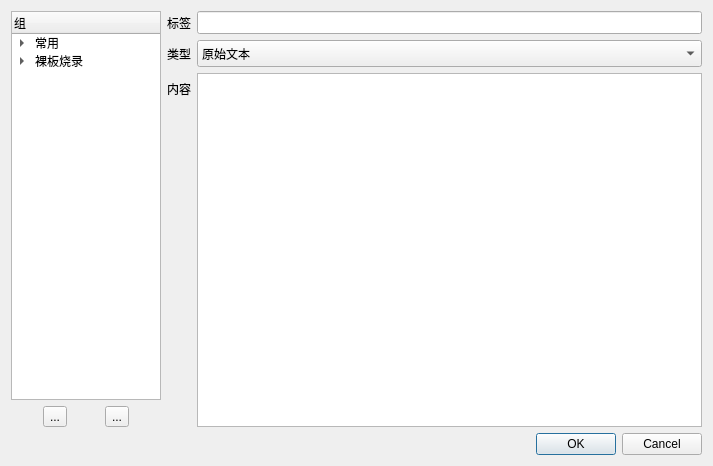
The window that hterm/ui/quick.ui (lbhzy/hterm) describes before a commit, drawn with Qt 5.
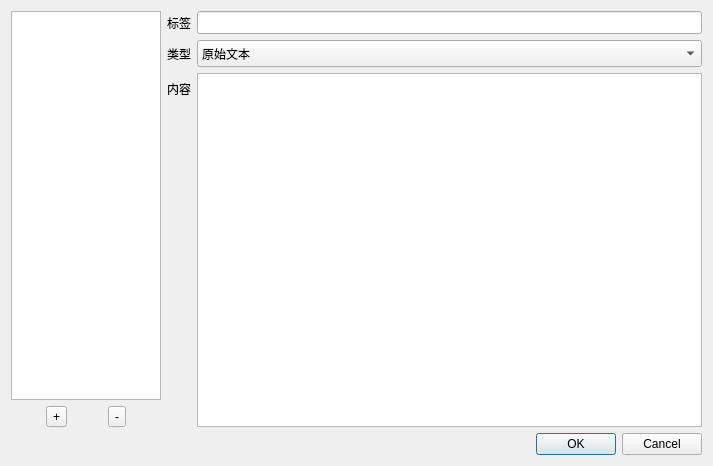
The same window after the commit.

Commit message: 快捷命令模块完善

```diff
--- a/hterm/ui/quick.ui
+++ b/hterm/ui/quick.ui
@@ -19,7 +19,7 @@
      <item>
       <layout class="QVBoxLayout" name="verticalLayout_2">
        <item>
-        <widget class="QTreeWidget" name="treeWidget">
+        <widget class="QListWidget" name="listWidget">
          <property name="sizePolicy">
           <sizepolicy hsizetype="Fixed" vsizetype="Expanding">
            <horstretch>0</horstretch>
@@ -32,31 +32,6 @@
            <height>16777215</height>
           </size>
          </property>
-         <column>
-          <property name="text">
-           <string>组</string>
-          </property>
-         </column>
-         <item>
-          <property name="text">
-           <string>常用</string>
-          </property>
-          <item>
-           <property name="text">
-            <string>uboot设环境变量</string>
-           </property>
-          </item>
-         </item>
-         <item>
-          <property name="text">
-           <string>裸板烧录</string>
-          </property>
-          <item>
-           <property name="text">
-            <string>loady</string>
-           </property>
-          </item>
-         </item>
         </widget>
        </item>
        <item>
@@ -64,14 +39,14 @@
          <item>
           <widget class="QToolButton" name="toolButton_2">
            <property name="text">
-            <string>...</string>
+            <string>+</string>
            </property>
           </widget>
          </item>
          <item>
           <widget class="QToolButton" name="toolButton">
            <property name="text">
-            <string>...</string>
+            <string>-</string>
            </property>
           </widget>
          </item>
```
Left out of the diff: 4 changed lines with no effect on the pictures. The commit also changes 2 other files.
